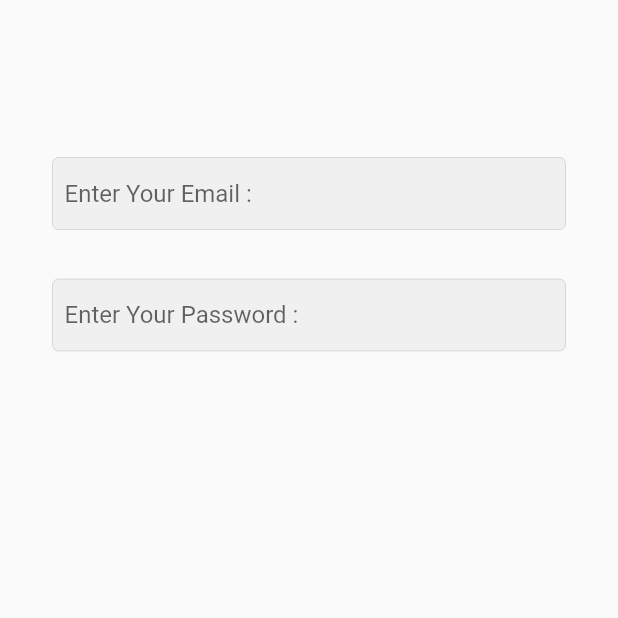
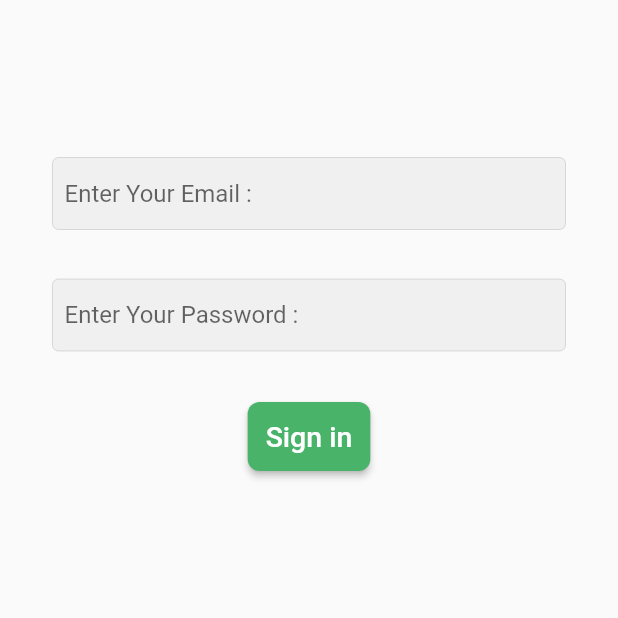
Before and after one commit to saiedd01/E-commerce_Store, a Flutter app: the screen it shows after launch, on a phone screen of 412 x 824 dp, the top half of it. Run offline on Flutter 3.47's test engine with Material 2 defaults, Android fonts, the phone set to English and light mode, and no system bars.

Commit message:
Saied- Add ElevatedButton

```diff
--- a/lib/pages/login.dart
+++ b/lib/pages/login.dart
@@ -1,3 +1,4 @@
+import 'package:e_commerce/shared/colors.dart';
 import 'package:flutter/material.dart';
 import 'package:e_commerce/shared/custom_textfield.dart';
 
@@ -11,22 +12,46 @@ class Login extends StatelessWidget {
         child: Padding(
           padding: const EdgeInsets.all(35),
           child: Column(
-            children:const[
-              SizedBox(
+            children:[
+
+              const SizedBox(
                   height: 70,
               ),
+
               CTextField(
                 textInputTypeee: TextInputType.emailAddress,
                 isPassword: false,
                 hinttexttt: "Enter Your Email : ",
               ),
-              SizedBox(
+
+              const SizedBox(
                 height: 33,
               ),
+
               CTextField(
                 textInputTypeee: TextInputType.text,
                 isPassword: true,
                 hinttexttt: "Enter Your Password : ",
+              ),
+
+              const SizedBox(
+                height: 33,
+              ),
+
+              ElevatedButton(
+                onPressed: () {},
+                child: const Text(
+                  "Sign in",
+                   style:TextStyle(
+                      fontSize: 19
+                  ),
+                ),
+                style: ButtonStyle(
+                  backgroundColor: MaterialStateProperty.all(Btn_green),
+                  padding: MaterialStateProperty.all(const EdgeInsets.all(12)),
+                  shape: MaterialStateProperty.all(RoundedRectangleBorder(
+                      borderRadius: BorderRadius.circular(8))),
+                ),
               ),
             ],
           ),
```
